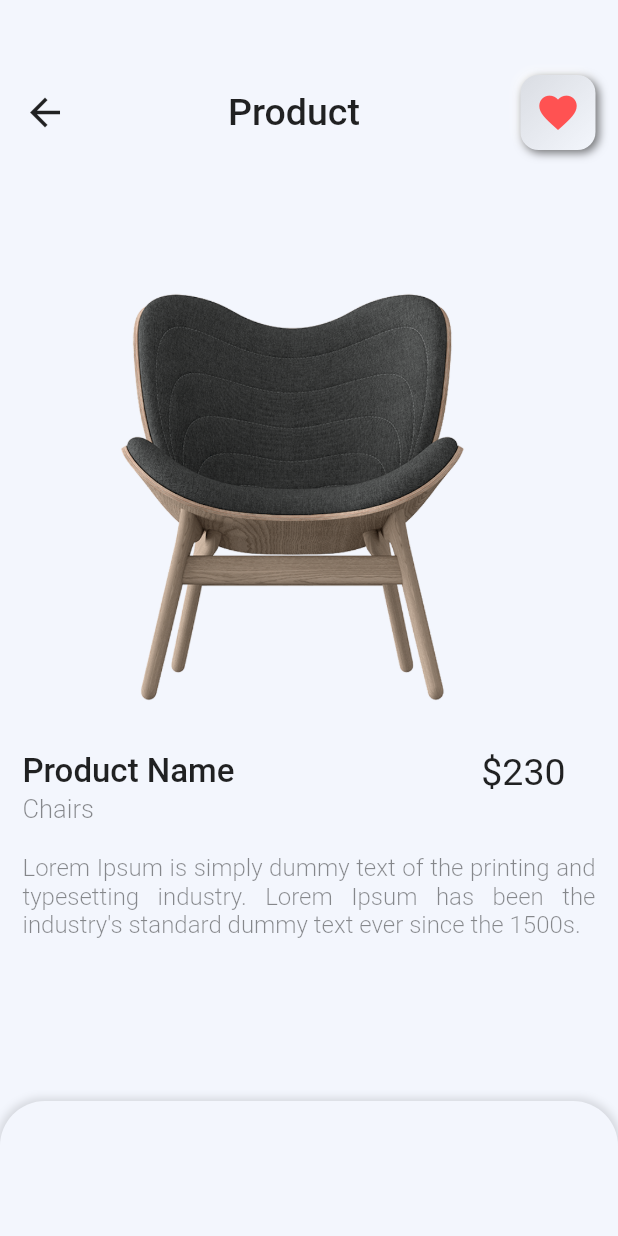
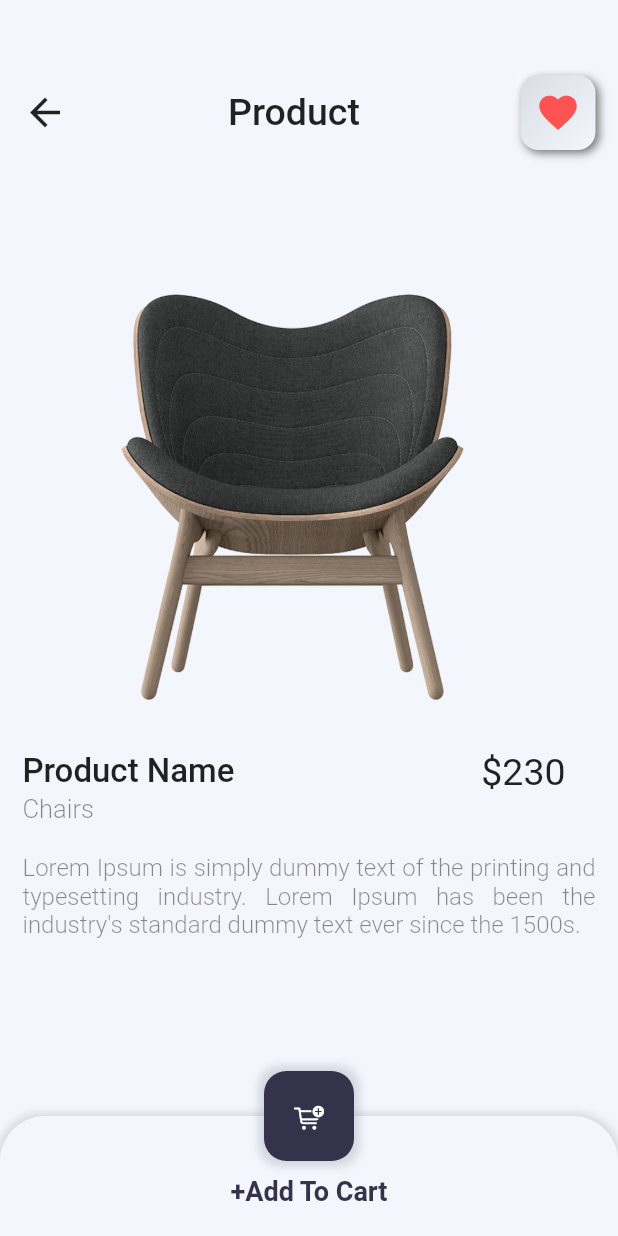
Before and after one commit to aakashsahh/E-commerce, a Flutter app: the ProductScreen screen opened directly, on a phone screen of 412 x 824 dp. Run offline on Flutter 3.47's test engine with Material 2 defaults, Android fonts, the phone set to English and light mode, and no system bars; drawn by our look-alikes of flutter_neumorphic; our stand-ins replace firebase_core; accounts and stored records are empty.

Commit message:
product screen final

```diff
--- a/lib/screens/Homepage.dart
+++ b/lib/screens/Homepage.dart
@@ -1,3 +1,4 @@
+import 'package:flutter/cupertino.dart';
 import 'package:flutter_neumorphic/flutter_neumorphic.dart';
 
 import '../widgets/products_widget.dart';
@@ -35,6 +36,26 @@ class Homepage extends StatelessWidget {
                       color: Colors.black54),
                 ),
                 Padding(
+                  padding: const EdgeInsets.only(left: 20),
+                  child: InkWell(
+                    onTap: () {},
+                    child: Neumorphic(
+                      style: NeumorphicStyle(
+                        shape: NeumorphicShape.flat,
+                        boxShape: NeumorphicBoxShape.roundRect(
+                          BorderRadius.circular(12),
+                        ),
+                        color: const Color(0xFFF3F6FD),
+                        intensity: 1,
+                      ),
+                      child: const Padding(
+                        padding: EdgeInsets.all(10),
+                        child: Icon(Icons.search),
+                      ),
+                    ),
+                  ),
+                ),
+                Padding(
                   padding: const EdgeInsets.only(right: 20),
                   child: InkWell(
                     onTap: () {},
@@ -49,7 +70,9 @@ class Homepage extends StatelessWidget {
                       ),
                       child: const Padding(
                         padding: EdgeInsets.all(10),
-                        child: Icon(Icons.search),
+                        child: Icon(
+                          CupertinoIcons.cart_fill,
+                        ),
                       ),
                     ),
                   ),
--- a/lib/screens/product_screen.dart
+++ b/lib/screens/product_screen.dart
@@ -1,3 +1,4 @@
+import 'package:flutter/cupertino.dart';
 import 'package:flutter/material.dart';
 import 'package:flutter_neumorphic/flutter_neumorphic.dart';
 
@@ -5,10 +6,10 @@ class ProductScreen extends StatelessWidget {
   @override
   Widget build(BuildContext context) {
     return Scaffold(
-      backgroundColor: Color(0xFFF3F6FD),
+      backgroundColor: const Color(0xFFF3F6FD),
       body: SingleChildScrollView(
         child: Padding(
-          padding: EdgeInsets.only(top: 50, left: 15, right: 15),
+          padding: const EdgeInsets.only(top: 50, left: 15, right: 15),
           child: Column(
             crossAxisAlignment: CrossAxisAlignment.start,
             children: [
@@ -19,9 +20,9 @@ class ProductScreen extends StatelessWidget {
                     onTap: () {
                       Navigator.pop(context);
                     },
-                    child: Icon(Icons.arrow_back, size: 30),
+                    child: const Icon(Icons.arrow_back, size: 30),
                   ),
-                  Text(
+                  const Text(
                     "Product",
                     style: TextStyle(
                       fontSize: 25,
@@ -33,10 +34,10 @@ class ProductScreen extends StatelessWidget {
                       shape: NeumorphicShape.concave,
                       boxShape: NeumorphicBoxShape.roundRect(
                           BorderRadius.circular(12)),
-                      color: Color(0xFFF2F5FC),
+                      color: const Color(0xFFF2F5FC),
                       intensity: 1,
                     ),
-                    child: Padding(
+                    child: const Padding(
                       padding: EdgeInsets.all(10),
                       child: Icon(
                         Icons.favorite,
@@ -47,19 +48,19 @@ class ProductScreen extends StatelessWidget {
                   )
                 ],
               ),
-              SizedBox(height: 20),
+              const SizedBox(height: 20),
               Container(
-                padding: EdgeInsets.all(5),
+                padding: const EdgeInsets.all(5),
                 child: Image.asset(
                   "assets/images/Product 1.png",
                   fit: BoxFit.cover,
                   height: 350,
                 ),
               ),
-              SizedBox(height: 20),
+              const SizedBox(height: 20),
               Row(
                 mainAxisAlignment: MainAxisAlignment.spaceBetween,
-                children: [
+                children: const [
                   Text(
                     "Product Name",
                     style: TextStyle(
@@ -79,15 +80,15 @@ class ProductScreen extends StatelessWidget {
                   ),
                 ],
               ),
-              Text(
+              const Text(
                 "Chairs",
                 style: TextStyle(
                     fontSize: 17,
                     fontWeight: FontWeight.w300,
                     color: Colors.black45),
               ),
-              SizedBox(height: 20),
-              Text(
+              const SizedBox(height: 20),
+              const Text(
                 "Lorem Ipsum is simply dummy text of the printing and typesetting industry. Lorem Ipsum has been the industry's standard dummy text ever since the 1500s.",
                 style: TextStyle(
                     fontSize: 16,
@@ -100,8 +101,8 @@ class ProductScreen extends StatelessWidget {
         ),
       ),
       bottomNavigationBar: Container(
-        height: 90,
-        decoration: BoxDecoration(
+        height: 80,
+        decoration: const BoxDecoration(
             color: Color(0xFFF3F6FD),
             borderRadius: BorderRadius.only(
               topLeft: Radius.circular(30),
@@ -114,7 +115,42 @@ class ProductScreen extends StatelessWidget {
                 spreadRadius: 2,
               ),
             ]),
+        child: const Center(
+            child: Padding(
+          padding: EdgeInsets.only(top: 20),
+          child: Text(
+            "+Add To Cart",
+            style: TextStyle(
+              color: Color(0xFF35324C),
+              fontWeight: FontWeight.bold,
+              fontSize: 18,
+            ),
+          ),
+        )),
       ),
+      floatingActionButton: InkWell(
+        onTap: () {},
+        child: Container(
+          padding: const EdgeInsets.all(20),
+          decoration: BoxDecoration(
+            color: const Color(0xFF35324C),
+            borderRadius: BorderRadius.circular(15),
+            boxShadow: const [
+              BoxShadow(
+                color: Colors.black12,
+                blurRadius: 4,
+                spreadRadius: 4,
+              ),
+            ],
+          ),
+          child: const Icon(
+            CupertinoIcons.cart_badge_plus,
+            color: Colors.white,
+            size: 20,
+          ),
+        ),
+      ),
+      floatingActionButtonLocation: FloatingActionButtonLocation.centerDocked,
     );
   }
 }
```
